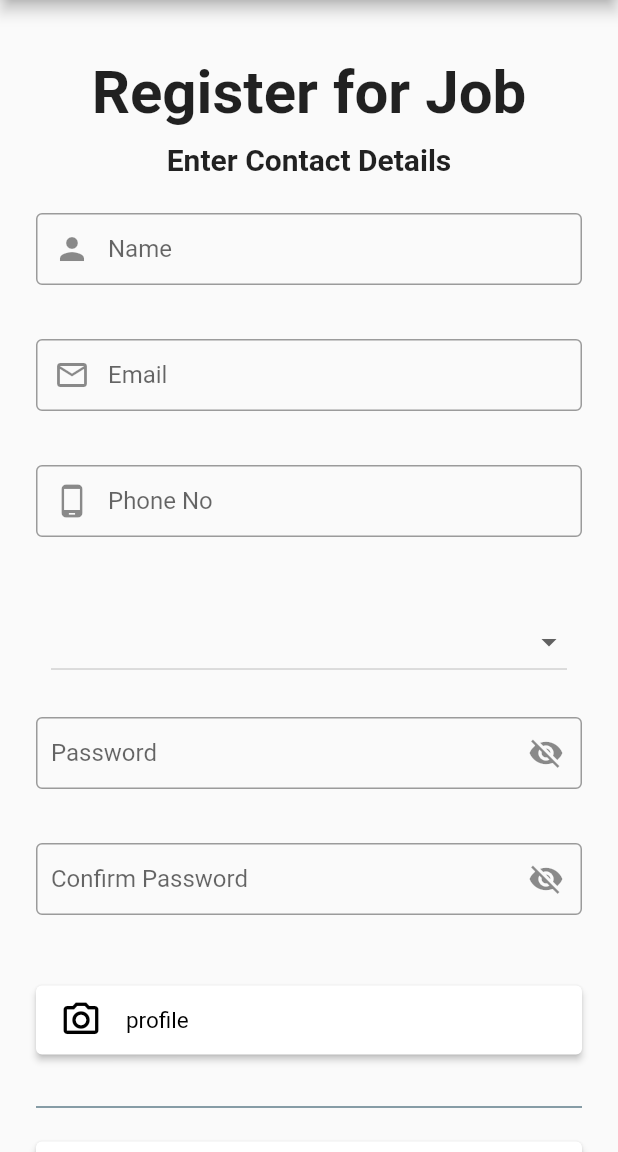
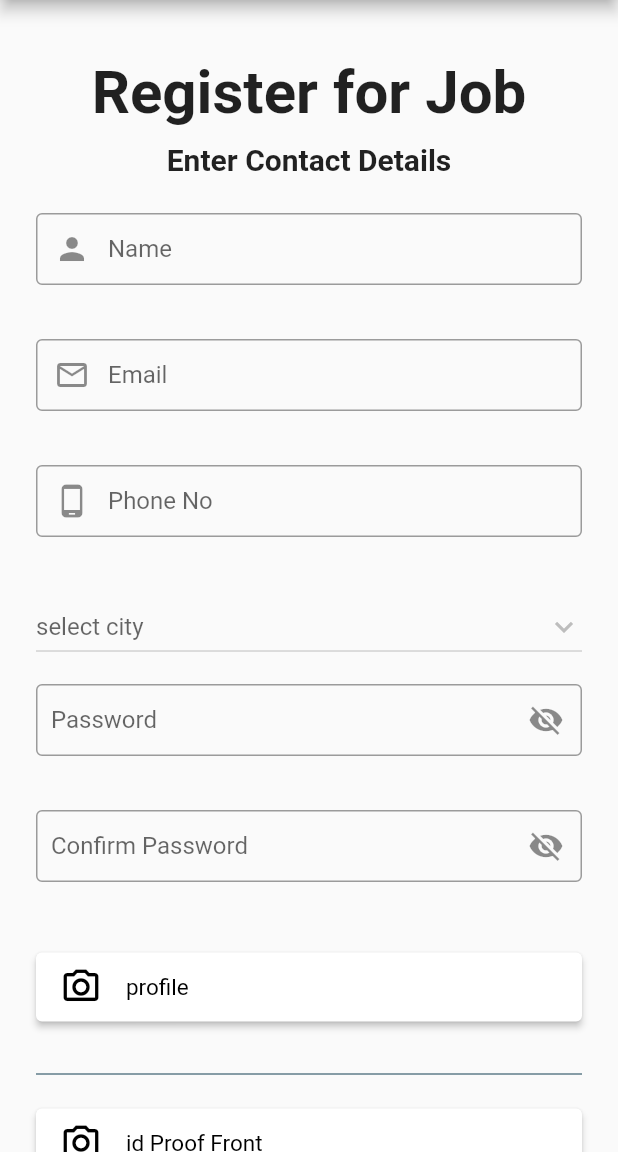
Before and after one commit to venkatraj-web/casual-app, a Flutter app: the RegisterScreen screen opened directly, after a tap on "profile", on a phone screen of 412 x 824 dp, the part 84-1236 px from its top. Run offline on Flutter 3.47's test engine with Material 2 defaults, Android fonts, the phone set to English and light mode, and no system bars; our stand-ins replace another_flushbar, fluttertoast, gap, image_picker, shared_preferences; accounts and stored records are empty; network calls fail.

Commit message:
register module api setup

```diff
--- a/lib/services/casual_service.dart
+++ b/lib/services/casual_service.dart
@@ -66,7 +66,16 @@ class CasualService {
 
   Future getCities() async{
     var responsedJson;
-    var response = await _repository!.httpGet('');
+    try {
+      var response = await _repository!.httpGet('city/allCities');
+      responsedJson = exceptionHandlers!.returnResponse(response);
+    } on SocketException {
+      throw FetchDataException("No Internet Connection");
+    }
+    on Exception catch (e) {
+      throw e;
+    }
+    return await responsedJson;
   }
 
 }
--- a/lib/ui/auth/register_screen.dart
+++ b/lib/ui/auth/register_screen.dart
@@ -4,6 +4,7 @@ import 'dart:convert';
 import 'dart:io';
 
 import 'package:casual/models/casual.dart';
+import 'package:casual/models/city.dart';
 import 'package:casual/services/casual_service.dart';
 import 'package:casual/ui/auth/login_screen.dart';
 import 'package:casual/utils/constants.dart';
@@ -24,6 +25,8 @@ class _RegisterScreenState extends State<RegisterScreen> {
   List fileData = [];
   final CasualService _casualService = CasualService();
   final Casual _casual = Casual();
+  final List<City> _cities = <City>[];
+
   Map<String, dynamic> _errors = <String, dynamic>{};
 
   // =======TextEditingController==================
@@ -37,6 +40,14 @@ class _RegisterScreenState extends State<RegisterScreen> {
 
   bool _obscure = true;
   bool _cPassObscure = true;
+  String? cityValue;
+
+  @override
+  void initState() {
+    // TODO: implement initState
+    super.initState();
+    fetchCities();
+  }
 
   @override
   Widget build(BuildContext context) {
@@ -61,7 +72,19 @@ class _RegisterScreenState extends State<RegisterScreen> {
                   const Gap(14),
                   _phoneNo(),
                   const Gap(14),
-                  _city(),
+                  DropdownButton(
+                    value: cityValue,
+                    hint: Text("select city"),
+                    icon: Icon(Icons.keyboard_arrow_down),
+                    items: _cities.map((city){
+                      return DropdownMenuItem(
+                          value: city.id,child: Text(city.city_name.toString()));
+                    }).toList(),
+                    isExpanded: true,
+                    onChanged: (value) {
+                      print(value);
+                    },
+                  ),
                   const Gap(14),
                   _password(),
                   const Gap(14),
@@ -256,7 +279,7 @@ class _RegisterScreenState extends State<RegisterScreen> {
     );
   }
 
-  Widget _city(){
+  Widget? _city(){
     // return Container(
     //   height: 70,
     //   child: TextFormField(
@@ -280,23 +303,27 @@ class _RegisterScreenState extends State<RegisterScreen> {
     //   ),
     // );
 
-    return Container(
-      padding: EdgeInsets.all(10),
-      height: 70,
-      child: DropdownButton(
-        items: [
-          DropdownMenuItem(child: Text("name"), value: "1"),
-          DropdownMenuItem(child: Text("name"), value: "2"),
-          DropdownMenuItem(child: Text("name"), value: "3"),
-        ],
-        // value: "s",
-        onChanged: (value) {
+    // return Container(
+    //   padding: EdgeInsets.all(10),
+    //   height: 70,
+    //   child: DropdownButton(
+    //     value: cityValue,
+    //     items: _cities.map((city) {
+    //       return DropdownMenuItem(child: Text(city!.city_name), value: city.id,)
+    //     }),
+    //     onChanged: (value) {
+    //       setState(() {
+    //         this.cityValue = value;
+    //       });
+    //     },
+    //     isExpanded: true,
+    //   ),
+    // );
+    return null;
+  }
 
-        },
-        isExpanded: true,
-      ),
-    );
-  }
+  DropdownMenuItem<String> buildMenuItem(String item) =>
+      DropdownMenuItem(value: item,child: Text(item, style: TextStyle(fontWeight: FontWeight.bold,fontSize: 30),),);
 
   Widget _password(){
     return Container(
@@ -415,8 +442,24 @@ class _RegisterScreenState extends State<RegisterScreen> {
     }
   }
 
-  getCities() async {
-     var result = _casualService.
+  Future<List<City>?> fetchCities() async {
+    // print(_cities);
+     try {
+       Map<String, dynamic> result = await _casualService.getCities();
+       // print(result);
+       if(result['status']){
+         result['cities'].forEach((city) {
+            // print(city);
+            setState(() {
+              _cities.add(City.fromJson(city));
+            });
+         });
+       }
+     } on Exception catch (e) {
+       Constants.checkTokenExpiration(context, e);
+     }
+    // print(_cities[0]);
+    return _cities;
   }
 
 
```
